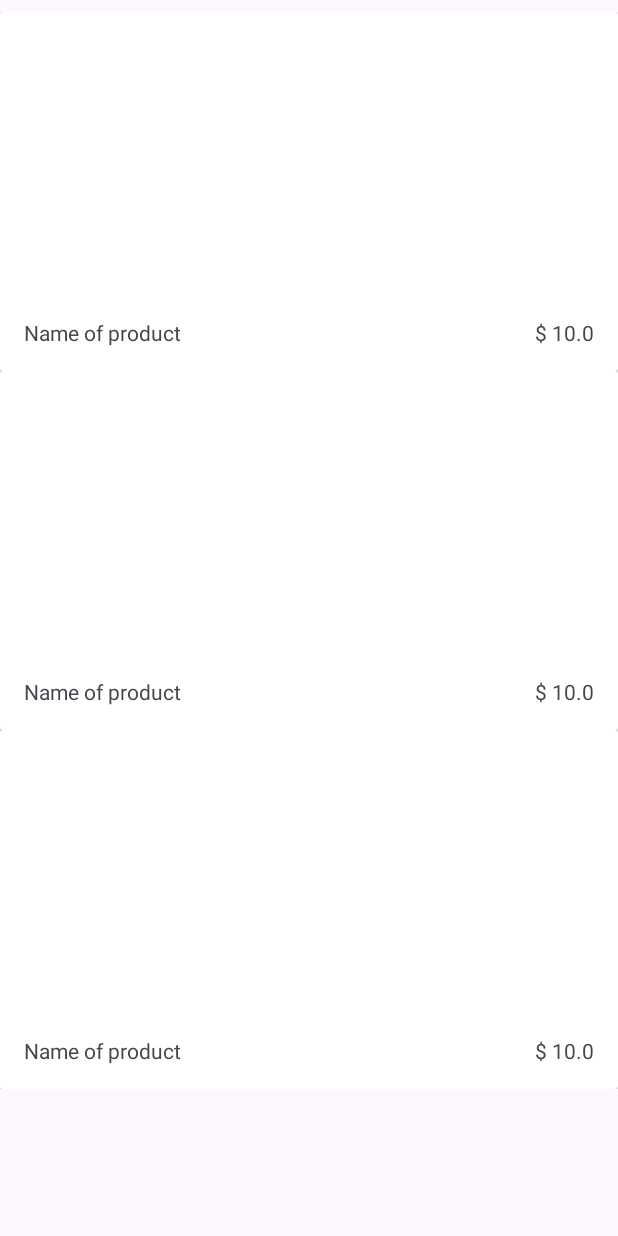
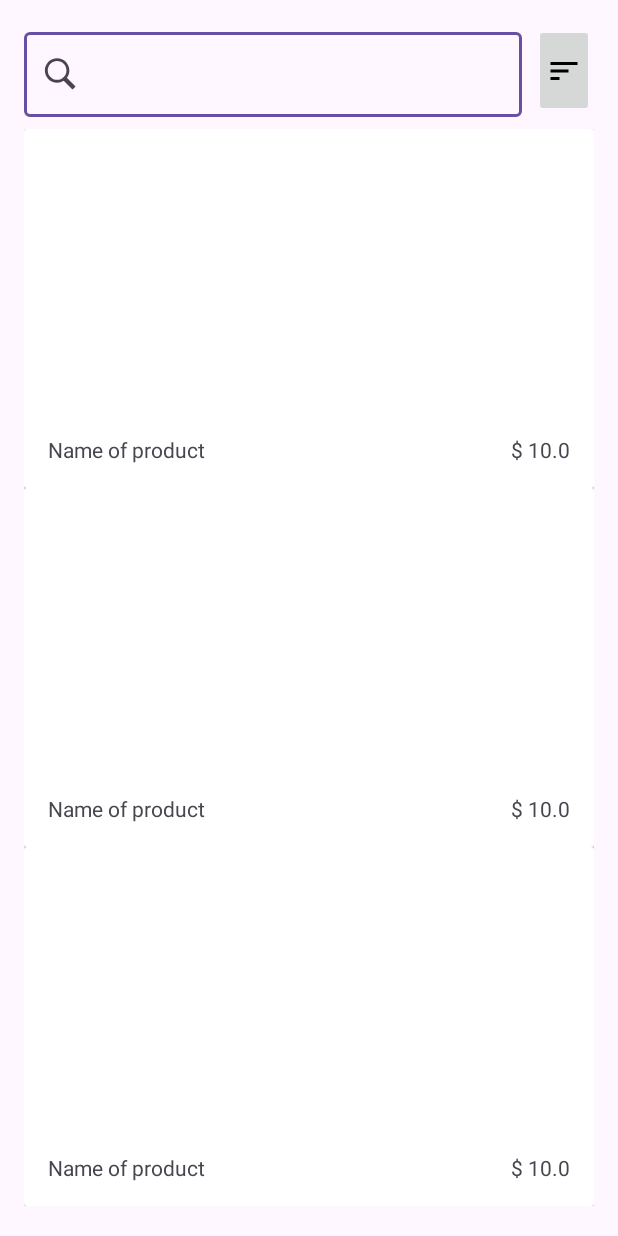
Before and after one commit to AlexApazaMendoza/StyleShop, an Android app: the layout fragment_products.xml on its own in the app's theme, with its tools: preview values and no code run, on a phone screen of 412 x 824 dp. Run offline under Robolectric (Android 15) with nearby library versions, the phone set to English and light mode, and no system bars; network calls fail.

Commit message:
add search and sort functionality

```diff
--- a/app/src/main/java/com/alpamedev/styleshop/ui/adapters/ProductItemAdapter.kt
+++ b/app/src/main/java/com/alpamedev/styleshop/ui/adapters/ProductItemAdapter.kt
@@ -57,4 +57,10 @@ class ProductItemAdapter(
         dataSet.addAll(it)
         notifyDataSetChanged()
     }
+
+    @SuppressLint("NotifyDataSetChanged")
+    fun sortList() {
+        dataSet.sortBy { it.price }
+        notifyDataSetChanged()
+    }
 }
--- /dev/null
+++ b/app/src/main/res/drawable/ic_search.xml
@@ -0,0 +1,4 @@
+<vector android:height="24dp" android:viewportHeight="50"
+    android:viewportWidth="50" android:width="24dp" xmlns:android="http://schemas.android.com/apk/res/android">
+    <path android:fillColor="#FF000000" android:pathData="M21,3C11.6,3 4,10.6 4,20C4,29.4 11.6,37 21,37C24.355,37 27.471,36.02 30.104,34.348L42.379,46.621L46.621,42.379L34.523,30.279C36.696,27.424 38,23.871 38,20C38,10.6 30.4,3 21,3zM21,7C28.2,7 34,12.8 34,20C34,27.2 28.2,33 21,33C13.8,33 8,27.2 8,20C8,12.8 13.8,7 21,7z"/>
+</vector>
--- /dev/null
+++ b/app/src/main/res/drawable/ic_sort.xml
@@ -0,0 +1,5 @@
+<vector android:autoMirrored="true" android:height="24dp"
+    android:tint="#000000" android:viewportHeight="24"
+    android:viewportWidth="24" android:width="24dp" xmlns:android="http://schemas.android.com/apk/res/android">
+    <path android:fillColor="@android:color/white" android:pathData="M3,18h6v-2L3,16v2zM3,6v2h18L21,6L3,6zM3,13h12v-2L3,11v2z"/>
+</vector>
--- a/app/src/main/res/layout/fragment_products.xml
+++ b/app/src/main/res/layout/fragment_products.xml
@@ -4,7 +4,37 @@
     xmlns:app="http://schemas.android.com/apk/res-auto"
     android:layout_width="match_parent"
     android:layout_height="match_parent"
+    android:padding="@dimen/common_margin_default"
     tools:context=".ui.ProductsFragment">
+
+    <com.google.android.material.textfield.TextInputLayout
+        android:id="@+id/tilSearch"
+        android:layout_width="0dp"
+        android:layout_height="wrap_content"
+        app:startIconDrawable="@drawable/ic_search"
+        app:endIconMode="clear_text"
+        app:layout_constraintTop_toTopOf="parent"
+        app:layout_constraintStart_toStartOf="parent"
+        app:layout_constraintEnd_toStartOf="@id/ibSort">
+
+        <com.google.android.material.textfield.TextInputEditText
+            android:id="@+id/tieSearch"
+            android:layout_width="match_parent"
+            android:layout_height="wrap_content"/>
+
+    </com.google.android.material.textfield.TextInputLayout>
+
+    <ImageButton
+        android:id="@+id/ibSort"
+        android:layout_width="wrap_content"
+        android:layout_height="0dp"
+        android:layout_marginStart="@dimen/common_margin_min"
+        android:paddingHorizontal="@dimen/common_padding_min"
+        android:src="@drawable/ic_sort"
+        app:layout_constraintTop_toTopOf="@id/tilSearch"
+        app:layout_constraintBottom_toBottomOf="@id/tilSearch"
+        app:layout_constraintStart_toEndOf="@id/tilSearch"
+        app:layout_constraintEnd_toEndOf="parent"/>
 
     <androidx.recyclerview.widget.RecyclerView
         android:id="@+id/rvProduct"
@@ -14,7 +44,7 @@
         android:layout_marginVertical="@dimen/common_margin_min"
         tools:itemCount="3"
         tools:listitem="@layout/product_row_item"
-        app:layout_constraintTop_toTopOf="parent"
+        app:layout_constraintTop_toBottomOf="@id/tilSearch"
         app:layout_constraintStart_toStartOf="parent"
         app:layout_constraintEnd_toEndOf="parent"/>
 
```
Also changed, not shown: app/src/main/java/com/alpamedev/styleshop/ui/ProductsFragment.kt (+28 -1 lines).
